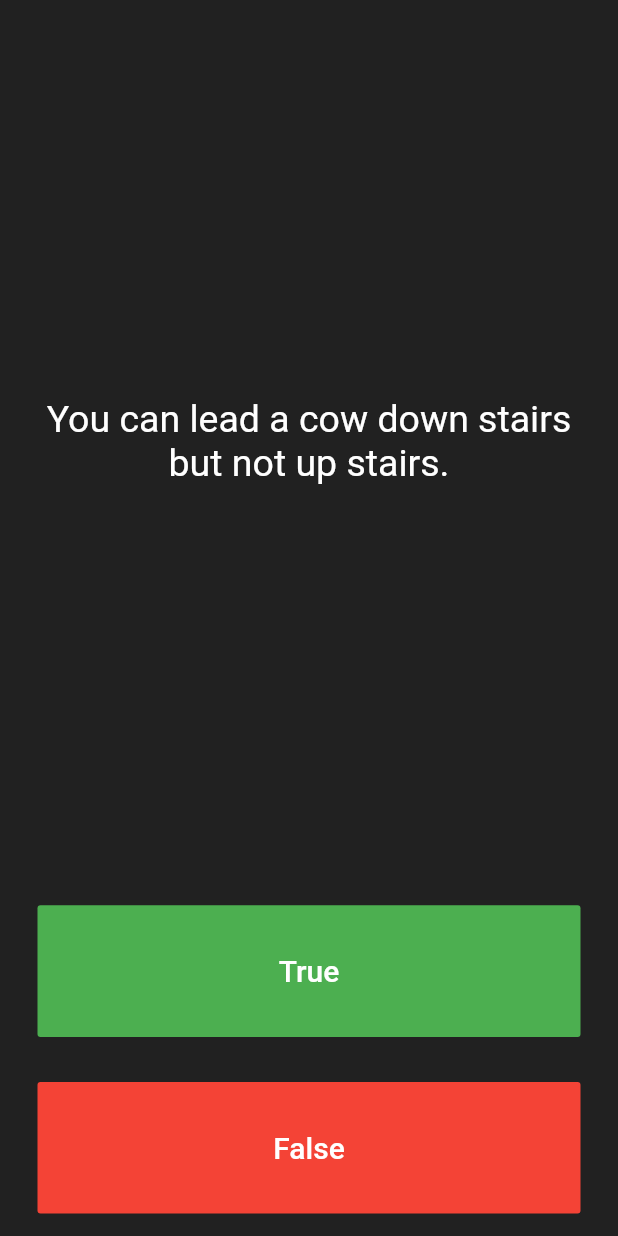
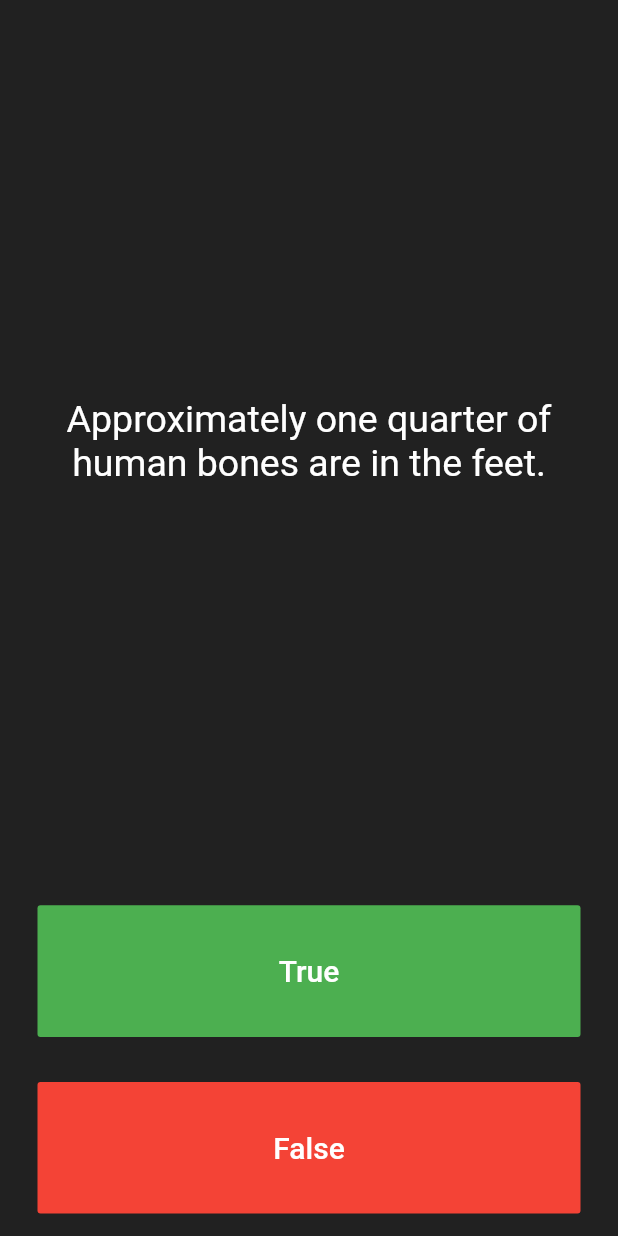
Before and after one commit to Chris-Eminence/flutter-i-am-rich, a Flutter app: the screen it shows after launch, after a tap on "True", on a phone screen of 412 x 824 dp. Run offline on Flutter 3.47's test engine with Material 2 defaults, Android fonts, the light colour scheme and no system bars.

Commit message:
Tryin out conditionals in fart

```diff
--- a/lib/main.dart
+++ b/lib/main.dart
@@ -32,6 +32,8 @@ class _QuizPageState extends State<QuizPage> {
     'A slug\'s blood is green.'
   ];
 
+  List<bool> answers = [true, false, false];
+
   int questionNumber = 0;
 
   @override
@@ -46,7 +48,7 @@ class _QuizPageState extends State<QuizPage> {
             padding: const EdgeInsets.all(10.0),
             child: Center(
               child: Text(
-                questions[0],
+                questions[questionNumber],
                 textAlign: TextAlign.center,
                 style: const TextStyle(
                   fontSize: 25.0,
@@ -71,6 +73,15 @@ class _QuizPageState extends State<QuizPage> {
               ),
               onPressed: () {
                 //The user picked true.
+                bool correctAnswer = answers[questionNumber];
+                if (correctAnswer == true) {
+                  print('you have got the correct answer');
+                } else {
+                  print('you have got the wrong answer');
+                }
+                setState(() {
+                  questionNumber++;
+                });
               },
             ),
           ),
@@ -89,6 +100,16 @@ class _QuizPageState extends State<QuizPage> {
               ),
               onPressed: () {
                 //The user picked false.
+
+                bool correctAnswer = answers[questionNumber];
+                if (correctAnswer == false) {
+                  print('you have got the correct answer');
+                } else {
+                  print('you have got the wrong answer');
+                }
+                setState(() {
+                  questionNumber++;
+                });
               },
             ),
           ),
```
